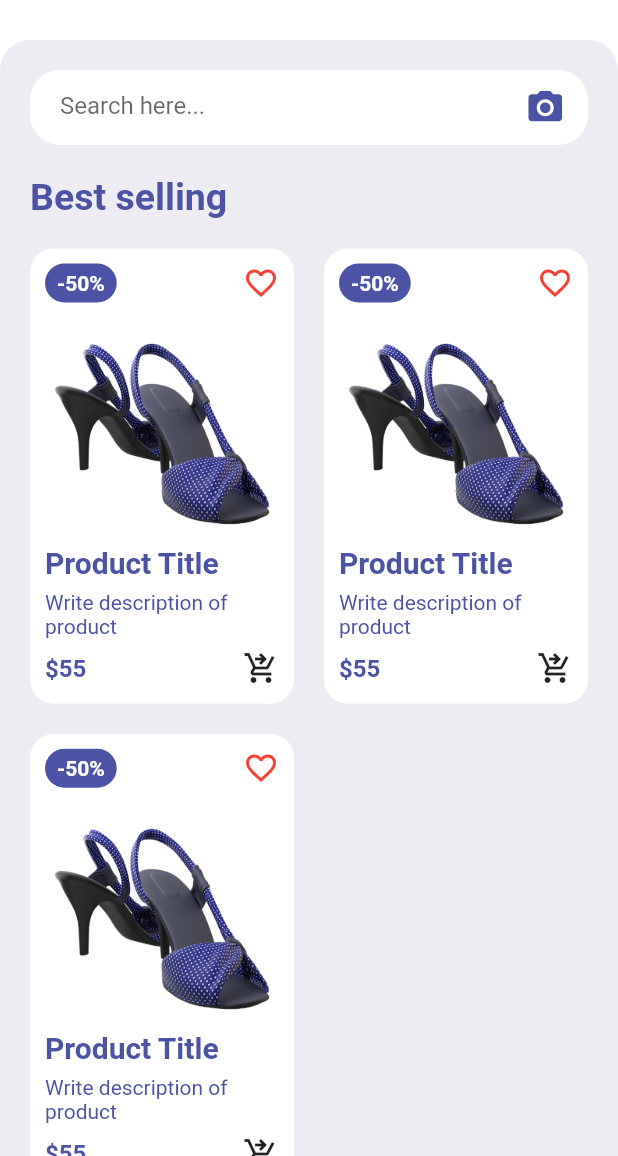
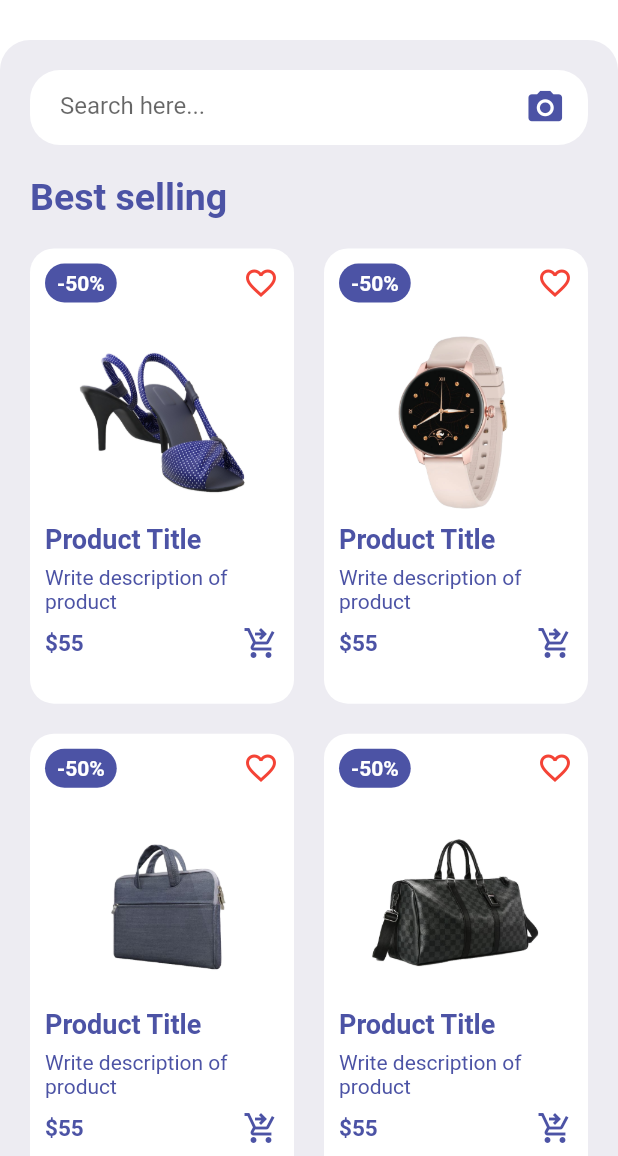
Before and after one commit to kalph1998/shop-new-flutter, a Flutter app: the screen it shows after launch, on a phone screen of 412 x 824 dp, the part 80-1236 px from its top. Run offline on Flutter 3.47's test engine with Material 2 defaults, Android fonts, the phone set to English and light mode, and no system bars; drawn by our look-alikes of badges.

Commit message:
added items

```diff
--- a/lib/widgets/Items_widget.dart
+++ b/lib/widgets/Items_widget.dart
@@ -13,15 +13,21 @@ class ItemsWidget extends StatelessWidget {
       shrinkWrap: true,
       crossAxisSpacing: 20,
       mainAxisSpacing: 20,
-      children: [Item(), Item(), Item()],
+      physics: NeverScrollableScrollPhysics(),
+      children: [
+        for (int i = 1; i < 8; i++)
+          Item(
+            index: i,
+          )
+      ],
     );
   }
 }
 
 class Item extends StatelessWidget {
-  const Item({
-    super.key,
-  });
+  final int index;
+
+  const Item({super.key, required this.index});
 
   @override
   Widget build(BuildContext context) {
@@ -52,7 +58,10 @@ class Item extends StatelessWidget {
                   child: const Text(
                     '-50%',
                     style: TextStyle(
-                        color: Colors.white, fontWeight: FontWeight.bold),
+                      color: Colors.white,
+                      fontWeight: FontWeight.bold,
+                      fontSize: 14,
+                    ),
                   ),
                 ),
                 const Icon(
@@ -62,7 +71,14 @@ class Item extends StatelessWidget {
               ],
             ),
           ),
-          Image.asset("images/1.png"),
+          InkWell(
+            onTap: () => {},
+            child: Image.asset(
+              "images/$index.png",
+              width: 120,
+              height: 120,
+            ),
+          ),
           Container(
             padding: const EdgeInsets.symmetric(vertical: 7),
             alignment: Alignment.centerLeft,
@@ -71,7 +87,7 @@ class Item extends StatelessWidget {
               style: TextStyle(
                   color: Color(0xFF4C53A5),
                   fontWeight: FontWeight.w700,
-                  fontSize: 20),
+                  fontSize: 18),
             ),
           ),
           const Padding(
@@ -88,10 +104,13 @@ class Item extends StatelessWidget {
                 '\$55',
                 style: TextStyle(
                     color: Color(0xFF4C53A5),
-                    fontSize: 16,
+                    fontSize: 15,
                     fontWeight: FontWeight.bold),
               ),
-              Icon(Icons.shopping_cart_checkout)
+              Icon(
+                Icons.shopping_cart_checkout,
+                color: Color(0xFF4C53A5),
+              )
             ],
           ),
         ],
```
